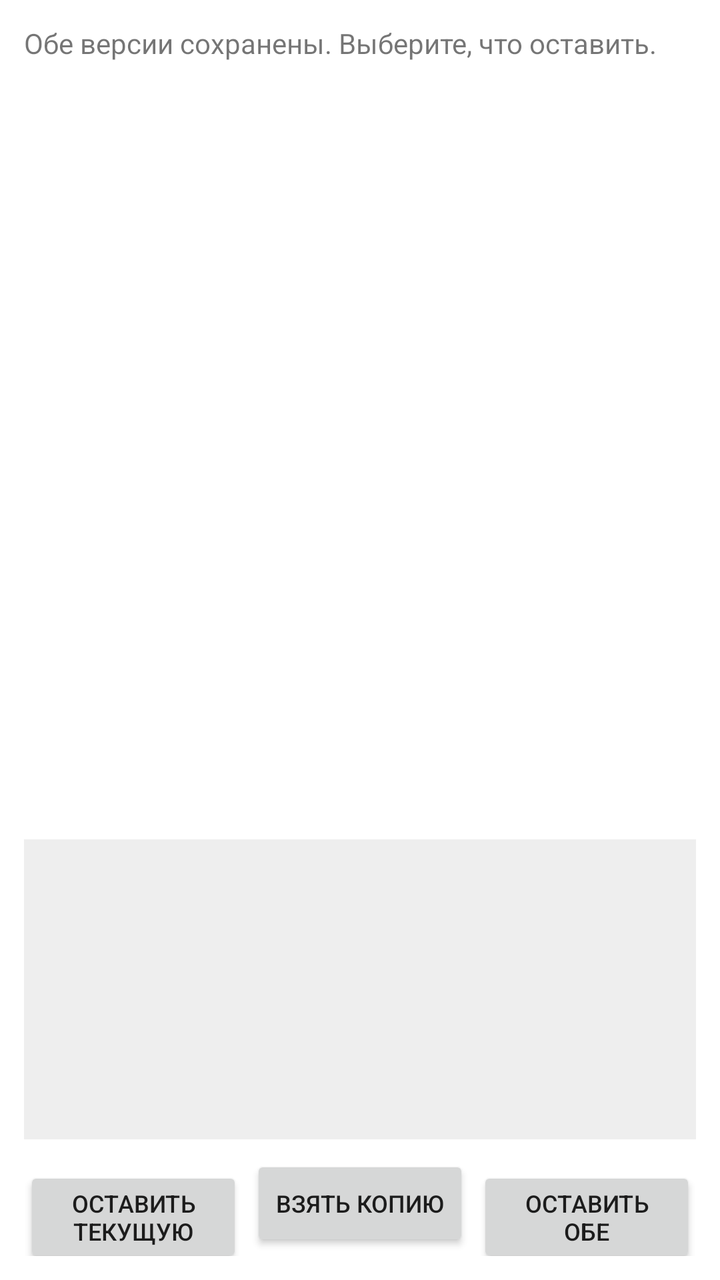
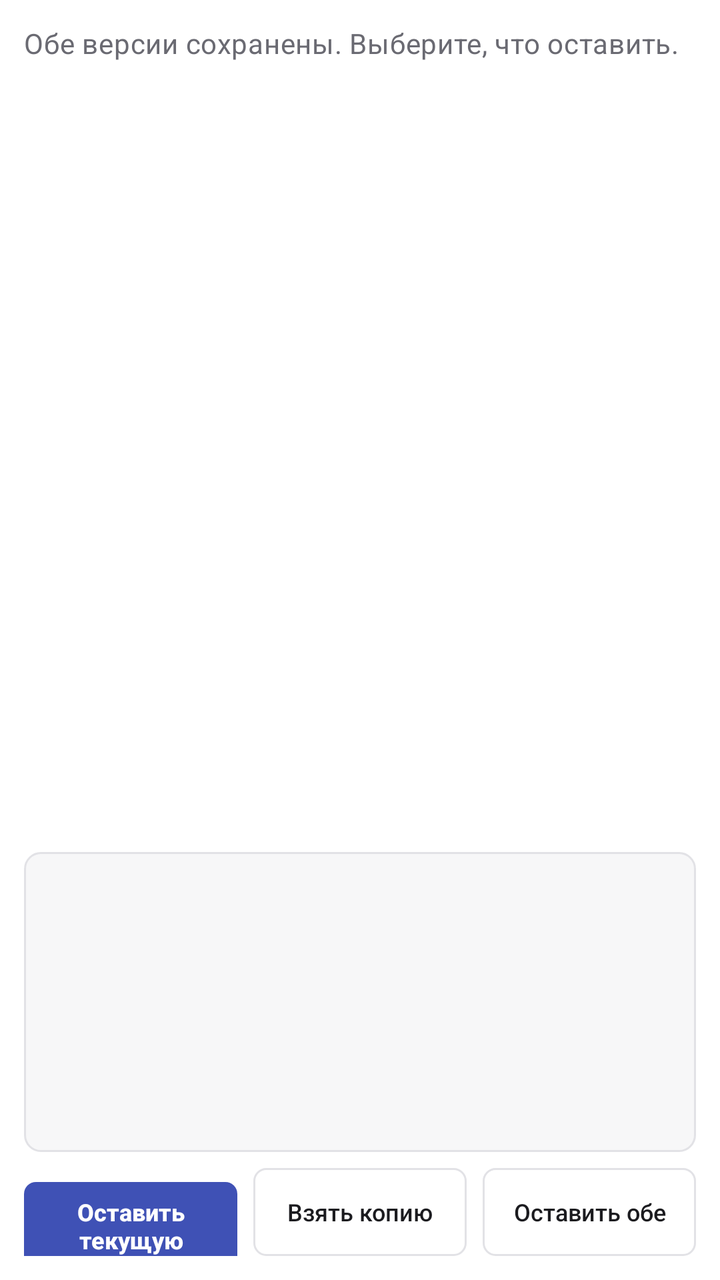

The first picture is an Android layout as it rendered before a commit; the second is the same layout after the commit. The layout source and the unified diff follow.
<!-- AndroidManifest.xml: application theme Theme.SyncNote -->
<!-- res/layout/activity_conflicts.xml -->
<?xml version="1.0" encoding="utf-8"?>
<LinearLayout xmlns:android="http://schemas.android.com/apk/res/android"
    android:orientation="vertical"
    android:layout_width="match_parent"
    android:layout_height="match_parent"
    android:padding="12dp">

    <TextView
        android:layout_width="match_parent"
        android:layout_height="wrap_content"
        android:text="Обе версии сохранены. Выберите, что оставить." />

    <androidx.recyclerview.widget.RecyclerView
        android:id="@+id/pairsList"
        android:layout_width="match_parent"
        android:layout_height="0dp"
        android:layout_weight="1"
        android:layout_marginTop="8dp" />

    <TextView
        android:id="@+id/detailBox"
        android:layout_width="match_parent"
        android:layout_height="150dp"
        android:layout_marginTop="8dp"
        android:background="#11000000"
        android:padding="8dp" />

    <LinearLayout
        android:orientation="horizontal"
        android:layout_width="match_parent"
        android:layout_height="wrap_content"
        android:layout_marginTop="8dp">

        <Button
            android:id="@+id/keepOriginalButton"
            android:layout_width="0dp"
            android:layout_weight="1"
            android:layout_height="wrap_content"
            android:textSize="12sp"
            android:text="Оставить текущую" />

        <Button
            android:id="@+id/takeCopyButton"
            android:layout_width="0dp"
            android:layout_weight="1"
            android:layout_height="wrap_content"
            android:layout_marginStart="4dp"
            android:textSize="12sp"
            android:text="Взять копию" />

        <Button
            android:id="@+id/keepBothButton"
            android:layout_width="0dp"
            android:layout_weight="1"
            android:layout_height="wrap_content"
            android:layout_marginStart="4dp"
            android:textSize="12sp"
            android:text="Оставить обе" />
    </LinearLayout>
</LinearLayout>
<!-- resources referenced by this layout -->
<resources>
  <color name="sync_accent">#3F51B5</color>
  <color name="sync_accent_dark">#354499</color>
  <color name="text_on_accent">#FFFFFF</color>
  <color name="bg_window">#FFFFFF</color>
  <!-- unchanged entries left out for length: 1 -->
</resources>

<!-- the commit's change to res/layout/activity_conflicts.xml (unified diff, before → after) -->
@@ -8,22 +8,31 @@
     <TextView
         android:layout_width="match_parent"
         android:layout_height="wrap_content"
-        android:text="Обе версии сохранены. Выберите, что оставить." />
+        android:text="Обе версии сохранены. Выберите, что оставить."
+        android:textAppearance="@style/TextAppearance.SyncNote.Body"
+        android:textColor="@color/text_secondary" />
 
+    
     <androidx.recyclerview.widget.RecyclerView
         android:id="@+id/pairsList"
         android:layout_width="match_parent"
         android:layout_height="0dp"
         android:layout_weight="1"
-        android:layout_marginTop="8dp" />
+        android:layout_marginTop="8dp"
+        android:background="@color/bg_window" />
 
+    
     <TextView
         android:id="@+id/detailBox"
         android:layout_width="match_parent"
         android:layout_height="150dp"
         android:layout_marginTop="8dp"
-        android:background="#11000000"
-        android:padding="8dp" />
+        android:background="@drawable/bg_body_field"
+        android:padding="12dp"
+        android:fontFamily="monospace"
+        android:textSize="12sp"
+        android:textColor="@color/text_secondary"
+        android:textIsSelectable="true" />
 
     <LinearLayout
         android:orientation="horizontal"
@@ -31,30 +40,50 @@
         android:layout_height="wrap_content"
         android:layout_marginTop="8dp">
 
+        
         <Button
             android:id="@+id/keepOriginalButton"
+            style="@style/Widget.SyncNote.Button.Primary"
             android:layout_width="0dp"
             android:layout_weight="1"
             android:layout_height="wrap_content"
+            android:minWidth="0dp"
+            android:paddingStart="6dp"
+            android:paddingEnd="6dp"
+            android:maxLines="2"
             android:textSize="12sp"
+            android:textAllCaps="false"
             android:text="Оставить текущую" />
 
         <Button
             android:id="@+id/takeCopyButton"
+            style="@style/Widget.SyncNote.Button.Default"
             android:layout_width="0dp"
             android:layout_weight="1"
             android:layout_height="wrap_content"
-            android:layout_marginStart="4dp"
+            android:layout_marginStart="8dp"
+            android:minWidth="0dp"
+            android:paddingStart="6dp"
+            android:paddingEnd="6dp"
+            android:maxLines="2"
             android:textSize="12sp"
+            android:textAllCaps="false"
             android:text="Взять копию" />
 
+        
         <Button
             android:id="@+id/keepBothButton"
+            style="@style/Widget.SyncNote.Button.Default"
             android:layout_width="0dp"
             android:layout_weight="1"
             android:layout_height="wrap_content"
-            android:layout_marginStart="4dp"
+            android:layout_marginStart="8dp"
+            android:minWidth="0dp"
+            android:paddingStart="6dp"
+            android:paddingEnd="6dp"
+            android:maxLines="2"
             android:textSize="12sp"
+            android:textAllCaps="false"
             android:text="Оставить обе" />
     </LinearLayout>
 </LinearLayout>
<!-- resource entries referenced after the edit -->
@@ -1,9 +1,98 @@
 <!-- resources referenced by this layout -->
 <resources>
   <color name="sync_accent">#3F51B5</color>
+  <color name="bg_surface">#F7F7F8</color>
+  <color name="border_line">#E2E2E6</color>
+  <!-- drawable bg_button_default_selector (drawable) -->
+  <?xml version="1.0" encoding="utf-8"?>
+  <selector xmlns:android="http://schemas.android.com/apk/res/android">
+      <item android:state_pressed="true">
+          <shape android:shape="rectangle">
+              <solid android:color="@color/bg_hover" />
+              <stroke
+                  android:width="1dp"
+                  android:color="@color/border_line" />
+              <corners android:radius="6dp" />
+          </shape>
+      </item>
+      <item>
+          <shape android:shape="rectangle">
+              <solid android:color="@color/bg_card" />
+              <stroke
+                  android:width="1dp"
+                  android:color="@color/border_line" />
+              <corners android:radius="6dp" />
+          </shape>
+      </item>
+  </selector>
+  <color name="text_primary">#1B1B1F</color>
+  <!-- drawable bg_button_primary_selector (drawable) -->
+  <?xml version="1.0" encoding="utf-8"?>
+  <selector xmlns:android="http://schemas.android.com/apk/res/android">
+      <item android:state_pressed="true">
+          <shape android:shape="rectangle">
+              <solid android:color="@color/sync_accent_dark" />
+              <corners android:radius="6dp" />
+          </shape>
+      </item>
+      <item>
+          <shape android:shape="rectangle">
+              <solid android:color="@color/sync_accent" />
+              <corners android:radius="6dp" />
+          </shape>
+      </item>
+  </selector>
   <color name="sync_accent_dark">#354499</color>
+  <color name="bg_hover">#F7F7F8</color>
   <color name="text_on_accent">#FFFFFF</color>
   <color name="bg_window">#FFFFFF</color>
+  <color name="text_secondary">#6A6A72</color>
+  <!-- drawable bg_body_field (drawable) -->
+  <?xml version="1.0" encoding="utf-8"?>
+  <selector xmlns:android="http://schemas.android.com/apk/res/android">
+      <item android:state_focused="true">
+          <shape android:shape="rectangle">
+              <solid android:color="@color/bg_card" />
+              <stroke
+                  android:width="1dp"
+                  android:color="@color/sync_accent" />
+              <corners android:radius="8dp" />
+          </shape>
+      </item>
+      <item>
+          <shape android:shape="rectangle">
+              <solid android:color="@color/bg_surface" />
+              <stroke
+                  android:width="1dp"
+                  android:color="@color/border_line" />
+              <corners android:radius="8dp" />
+          </shape>
+      </item>
+  </selector>
+  <style name="TextAppearance.SyncNote.Body" parent="TextAppearance.MaterialComponents.Body2">
+          <item name="android:textColor">@color/text_secondary</item>
+          <item name="android:textSize">14sp</item>
+      </style>
+  <style name="Widget.SyncNote.Button.Default" parent="">
+          <item name="android:background">@drawable/bg_button_default_selector</item>
+          <item name="android:textColor">@color/text_primary</item>
+          <item name="android:textSize">13sp</item>
+          <item name="android:stateListAnimator">@null</item>
+          <item name="android:minHeight">44dp</item>
+          <item name="android:paddingStart">16dp</item>
+          <item name="android:paddingEnd">16dp</item>
+      </style>
+  <style name="Widget.SyncNote.Button.Primary" parent="">
+          <item name="android:background">@drawable/bg_button_primary_selector</item>
+          <item name="android:textColor">@color/text_on_accent</item>
+          <item name="android:textSize">13sp</item>
+          <item name="android:textStyle">bold</item>
+          <item name="android:stateListAnimator">@null</item>
+          <item name="android:minHeight">44dp</item>
+          <item name="android:paddingStart">16dp</item>
+          <item name="android:paddingEnd">16dp</item>
+      </style>
+  <color name="bg_card">#FFFFFF</color>
   <!-- unchanged entries left out for length: 1 -->
 </resources>
 
